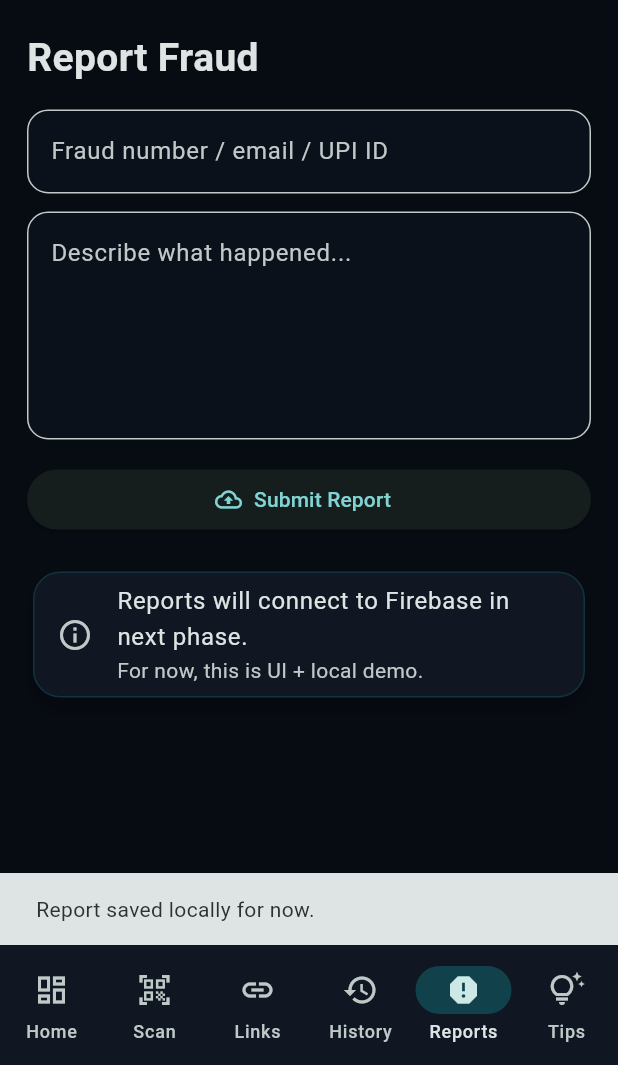
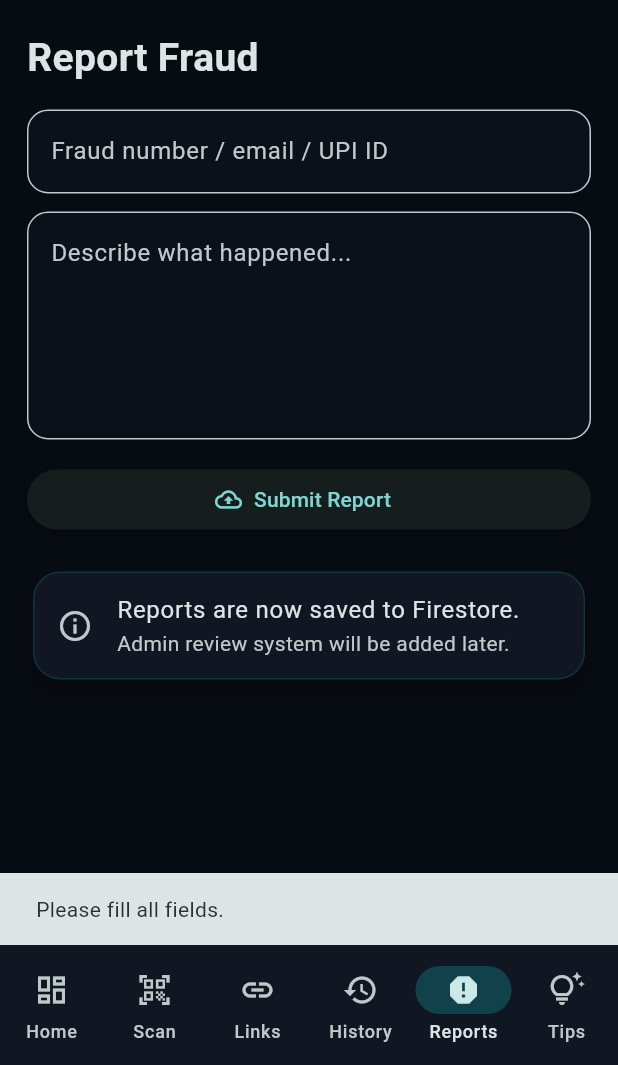
Before and after one commit to pandeyalok81249-dotcom/cyber_shield, a Flutter app: the screen it shows once a user with an empty profile is signed in, item 5 of the bottom bar chosen, after a tap on "Submit Report", on a phone screen of 412 x 824 dp, the part 171-1236 px from its top. Run offline on Flutter 3.47's test engine with Material 3 defaults, Android fonts, the phone set to English and light mode, and no system bars; our stand-ins replace cloud_firestore, firebase_auth, firebase_core; accounts and stored records are empty.

Commit message:
Save fraud reports to Firestore

```diff
--- a/lib/screens/reports_screen.dart
+++ b/lib/screens/reports_screen.dart
@@ -1,5 +1,6 @@
 import 'package:flutter/material.dart';
 
+import '../services/report_service.dart';
 import '../widgets/cyber_card.dart';
 import '../widgets/cyber_textfield.dart';
 import '../widgets/header_title.dart';
@@ -11,6 +12,7 @@ class ReportsScreen extends StatelessWidget {
   Widget build(BuildContext context) {
     final idController = TextEditingController();
     final detailsController = TextEditingController();
+    final reportService = ReportService();
 
     return SafeArea(
       child: ListView(
@@ -23,32 +25,69 @@ class ReportsScreen extends StatelessWidget {
             style: TextStyle(fontSize: 26, fontWeight: FontWeight.bold),
           ),
           const SizedBox(height: 16),
+
           CyberTextField(
             controller: idController,
             hint: "Fraud number / email / UPI ID",
           ),
+
           const SizedBox(height: 12),
+
           CyberTextField(
             controller: detailsController,
             hint: "Describe what happened...",
             maxLines: 5,
           ),
+
           const SizedBox(height: 16),
+
           ElevatedButton.icon(
-            onPressed: () {
-              ScaffoldMessenger.of(context).showSnackBar(
-                const SnackBar(content: Text("Report saved locally for now.")),
-              );
+            onPressed: () async {
+              final fraudId = idController.text.trim();
+              final details = detailsController.text.trim();
+
+              if (fraudId.isEmpty || details.isEmpty) {
+                ScaffoldMessenger.of(context).showSnackBar(
+                  const SnackBar(content: Text("Please fill all fields.")),
+                );
+                return;
+              }
+
+              try {
+                await reportService.submitReport(
+                  fraudId: fraudId,
+                  details: details,
+                );
+
+                if (!context.mounted) return;
+
+                idController.clear();
+                detailsController.clear();
+
+                ScaffoldMessenger.of(context).showSnackBar(
+                  const SnackBar(
+                    content: Text("Fraud report submitted successfully."),
+                  ),
+                );
+              } catch (e) {
+                if (!context.mounted) return;
+
+                ScaffoldMessenger.of(context).showSnackBar(
+                  SnackBar(content: Text("Failed to submit report: $e")),
+                );
+              }
             },
             icon: const Icon(Icons.cloud_upload_outlined),
             label: const Text("Submit Report"),
           ),
+
           const SizedBox(height: 20),
+
           const CyberCard(
             child: ListTile(
               leading: Icon(Icons.info_outline),
-              title: Text("Reports will connect to Firebase in next phase."),
-              subtitle: Text("For now, this is UI + local demo."),
+              title: Text("Reports are now saved to Firestore."),
+              subtitle: Text("Admin review system will be added later."),
             ),
           ),
         ],
--- /dev/null
+++ b/lib/services/report_service.dart
@@ -0,0 +1,27 @@
+import 'package:cloud_firestore/cloud_firestore.dart';
+import 'package:firebase_auth/firebase_auth.dart';
+
+class ReportService {
+  final _firestore = FirebaseFirestore.instance;
+  final _auth = FirebaseAuth.instance;
+
+  Future<void> submitReport({
+    required String fraudId,
+    required String details,
+  }) async {
+    final user = _auth.currentUser;
+
+    if (user == null) {
+      throw Exception("User not logged in.");
+    }
+
+    await _firestore.collection("fraud_reports").add({
+      "userId": user.uid,
+      "userEmail": user.email,
+      "fraudId": fraudId,
+      "details": details,
+      "status": "pending_review",
+      "createdAt": FieldValue.serverTimestamp(),
+    });
+  }
+}
```
